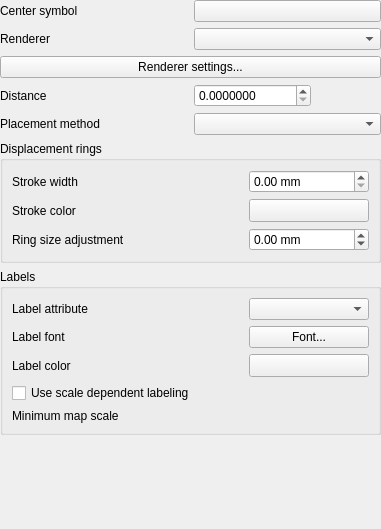
First picture: the form in src/ui/qgspointdisplacementrendererwidgetbase.ui, repository carsmie/QGIS, before the edit.
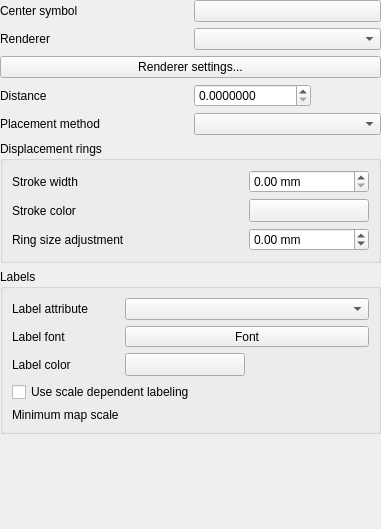
Second picture: the form after the edit. Custom widgets are drawn as their Qt base class.

Commit message: Use QgsFontButton everywhere we can

What changed in the file:
```diff
--- a/src/ui/qgspointdisplacementrendererwidgetbase.ui
+++ b/src/ui/qgspointdisplacementrendererwidgetbase.ui
@@ -59,13 +59,6 @@
         </property>
        </widget>
       </item>
-      <item row="1" column="1">
-       <widget class="QPushButton" name="mLabelFontButton">
-        <property name="text">
-         <string>Font...</string>
-        </property>
-       </widget>
-      </item>
       <item row="2" column="0">
        <widget class="QLabel" name="mLabelColorLabel">
         <property name="text">
@@ -113,6 +106,19 @@
         </property>
        </widget>
       </item>
+      <item row="1" column="1">
+       <widget class="QgsFontButton" name="mLabelFontButton">
+        <property name="sizePolicy">
+         <sizepolicy hsizetype="Expanding" vsizetype="Fixed">
+          <horstretch>0</horstretch>
+          <verstretch>0</verstretch>
+         </sizepolicy>
+        </property>
+        <property name="text">
+         <string>Font</string>
+        </property>
+       </widget>
+      </item>
      </layout>
     </widget>
    </item>
@@ -270,15 +276,27 @@
  </widget>
  <customwidgets>
   <customwidget>
-   <class>QgsScaleWidget</class>
-   <extends>QWidget</extends>
-   <header>qgsscalewidget.h</header>
+   <class>QgsColorButton</class>
+   <extends>QToolButton</extends>
+   <header>qgscolorbutton.h</header>
+   <container>1</container>
+  </customwidget>
+  <customwidget>
+   <class>QgsCollapsibleGroupBoxBasic</class>
+   <extends>QGroupBox</extends>
+   <header>qgscollapsiblegroupbox.h</header>
+   <container>1</container>
   </customwidget>
   <customwidget>
    <class>QgsDoubleSpinBox</class>
    <extends>QDoubleSpinBox</extends>
    <header>qgsdoublespinbox.h</header>
   </customwidget>
+  <customwidget>
+   <class>QgsFontButton</class>
+   <extends>QToolButton</extends>
+   <header>qgsfontbutton.h</header>
+  </customwidget>
   <customwidget>
    <class>QgsUnitSelectionWidget</class>
    <extends>QWidget</extends>
@@ -286,16 +304,9 @@
    <container>1</container>
   </customwidget>
   <customwidget>
-   <class>QgsColorButton</class>
-   <extends>QToolButton</extends>
-   <header>qgscolorbutton.h</header>
-   <container>1</container>
-  </customwidget>
-  <customwidget>
-   <class>QgsCollapsibleGroupBoxBasic</class>
-   <extends>QGroupBox</extends>
-   <header location="global">qgscollapsiblegroupbox.h</header>
-   <container>1</container>
+   <class>QgsScaleWidget</class>
+   <extends>QWidget</extends>
+   <header>qgsscalewidget.h</header>
   </customwidget>
  </customwidgets>
  <tabstops>
```
The commit also changes 27 other files.
